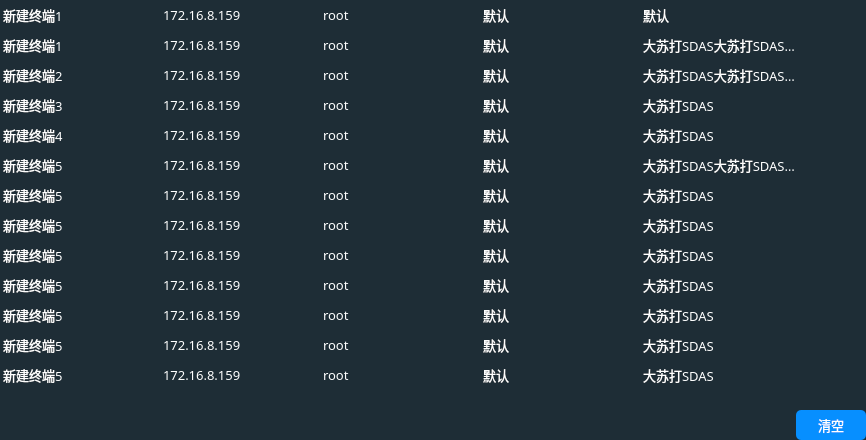
Above: historyconnectwidget.ui from HuaGouFdog/Fdog-Kit before the change. Below: the same form after it.
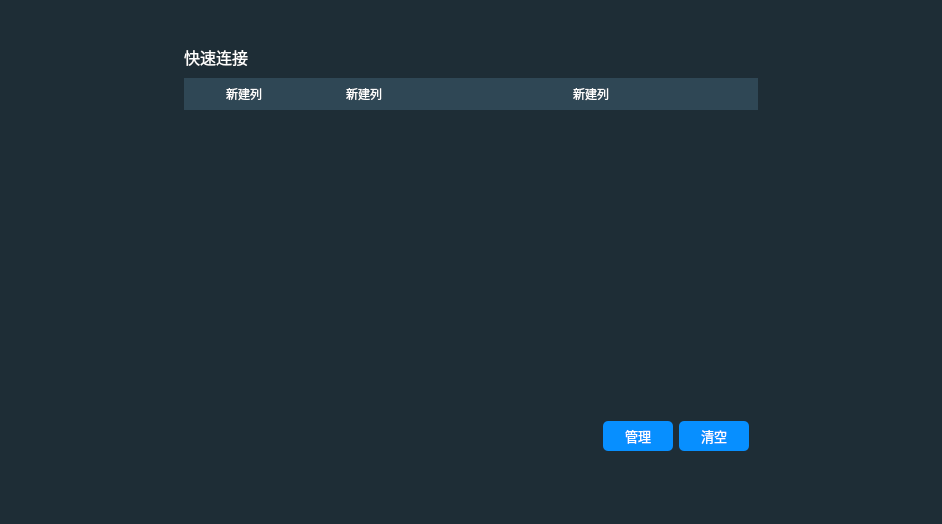
That is the form after the change.

```diff
--- a/historyconnectwidget.ui
+++ b/historyconnectwidget.ui
@@ -6,8 +6,8 @@
    <rect>
     <x>0</x>
     <y>0</y>
-    <width>866</width>
-    <height>440</height>
+    <width>942</width>
+    <height>524</height>
    </rect>
   </property>
   <property name="windowTitle">
@@ -17,42 +17,94 @@
    <string notr="true">background-color: rgb(30, 45, 54);
 color: rgb(255, 255, 255);</string>
   </property>
-  <layout class="QVBoxLayout" name="verticalLayout">
-   <property name="leftMargin">
-    <number>0</number>
-   </property>
-   <property name="topMargin">
-    <number>0</number>
-   </property>
-   <property name="rightMargin">
-    <number>0</number>
-   </property>
-   <property name="bottomMargin">
-    <number>0</number>
-   </property>
+  <layout class="QHBoxLayout" name="horizontalLayout_5" stretch="2,8,2">
+   <item>
+    <spacer name="horizontalSpacer_2">
+     <property name="orientation">
+      <enum>Qt::Horizontal</enum>
+     </property>
+     <property name="sizeHint" stdset="0">
+      <size>
+       <width>149</width>
+       <height>20</height>
+      </size>
+     </property>
+    </spacer>
+   </item>
    <item>
     <widget class="QWidget" name="widget_2" native="true">
-     <layout class="QHBoxLayout" name="horizontalLayout" stretch="20">
+     <layout class="QVBoxLayout" name="verticalLayout" stretch="1,0,30,0,3">
+      <property name="spacing">
+       <number>6</number>
+      </property>
       <property name="leftMargin">
-       <number>0</number>
+       <number>20</number>
       </property>
       <property name="topMargin">
-       <number>0</number>
+       <number>20</number>
       </property>
       <property name="rightMargin">
-       <number>0</number>
+       <number>20</number>
       </property>
       <property name="bottomMargin">
-       <number>0</number>
+       <number>20</number>
       </property>
+      <item>
+       <spacer name="verticalSpacer">
+        <property name="orientation">
+         <enum>Qt::Vertical</enum>
+        </property>
+        <property name="sizeHint" stdset="0">
+         <size>
+          <width>20</width>
+          <height>40</height>
+         </size>
+        </property>
+       </spacer>
+      </item>
+      <item>
+       <widget class="QLabel" name="label">
+        <property name="minimumSize">
+         <size>
+          <width>0</width>
+          <height>30</height>
+         </size>
+        </property>
+        <property name="font">
+         <font>
+          <family>OPPOSans B</family>
+          <pointsize>12</pointsize>
+          <stylestrategy>PreferAntialias</stylestrategy>
+         </font>
+        </property>
+        <property name="styleSheet">
+         <string notr="true"/>
+        </property>
+        <property name="text">
+         <string>快速连接</string>
+        </property>
+       </widget>
+      </item>
       <item>
        <widget class="QTableWidget" name="tableWidget_history">
+        <property name="sizePolicy">
+         <sizepolicy hsizetype="Expanding" vsizetype="Expanding">
+          <horstretch>0</horstretch>
+          <verstretch>0</verstretch>
+         </sizepolicy>
+        </property>
         <property name="minimumSize">
          <size>
           <width>0</width>
           <height>0</height>
          </size>
         </property>
+        <property name="maximumSize">
+         <size>
+          <width>16777215</width>
+          <height>16777215</height>
+         </size>
+        </property>
         <property name="font">
          <font>
           <family>OPPOSans B</family>
@@ -82,10 +134,14 @@
     border-right-width:0px; 
     border-top-width:0px; 
     border-bottom-width:0px;
-	background:qlineargradient(spread:pad,x1:0,y1:0,x2:0,y2:1,stop:0 #646464,stop:1 #525252); 
+	/*background:qlineargradient(spread:pad,x1:0,y1:0,x2:0,y2:1,stop:0 #646464,stop:1 #525252); */
+	
+	background-color: rgb(47, 71, 85);
 }
 QTableWidget{
 	border:none;
+	
+	border-color: rgb(130, 201, 255);
 	background-color: rgb(30, 45, 54);
 	color: rgb(255, 255, 255);
 }
@@ -169,19 +225,19 @@
          <bool>false</bool>
         </property>
         <attribute name="horizontalHeaderVisible">
-         <bool>false</bool>
+         <bool>true</bool>
         </attribute>
         <attribute name="horizontalHeaderCascadingSectionResizes">
          <bool>false</bool>
         </attribute>
         <attribute name="horizontalHeaderDefaultSectionSize">
-         <number>160</number>
+         <number>120</number>
         </attribute>
         <attribute name="horizontalHeaderHighlightSections">
          <bool>false</bool>
         </attribute>
         <attribute name="horizontalHeaderMinimumSectionSize">
-         <number>100</number>
+         <number>20</number>
         </attribute>
         <attribute name="horizontalHeaderShowSortIndicator" stdset="0">
          <bool>false</bool>
@@ -196,580 +252,159 @@
          <number>30</number>
         </attribute>
         <attribute name="verticalHeaderMinimumSectionSize">
-         <number>25</number>
+         <number>20</number>
         </attribute>
-        <row>
-         <property name="text">
-          <string>新建行</string>
-         </property>
-         <property name="font">
-          <font>
-           <family>OPPOSans B</family>
-           <pointsize>10</pointsize>
-           <stylestrategy>PreferAntialias</stylestrategy>
-          </font>
-         </property>
-         <property name="textAlignment">
-          <set>AlignLeading|AlignVCenter</set>
-         </property>
-        </row>
-        <row>
-         <property name="text">
-          <string>新建行</string>
-         </property>
-        </row>
-        <row>
-         <property name="text">
-          <string>新建行</string>
-         </property>
-        </row>
-        <row>
-         <property name="text">
-          <string>新建行</string>
-         </property>
-        </row>
-        <row>
-         <property name="text">
-          <string>新建行</string>
-         </property>
-        </row>
-        <row>
-         <property name="text">
-          <string>新建行</string>
-         </property>
-        </row>
-        <row>
-         <property name="text">
-          <string>新建行</string>
-         </property>
-        </row>
-        <row>
-         <property name="text">
-          <string>新建行</string>
-         </property>
-        </row>
-        <row>
-         <property name="text">
-          <string>新建行</string>
-         </property>
-        </row>
-        <row>
-         <property name="text">
-          <string>新建行</string>
-         </property>
-        </row>
-        <row>
-         <property name="text">
-          <string>新建行</string>
-         </property>
-        </row>
-        <row>
-         <property name="text">
-          <string>新建行</string>
-         </property>
-        </row>
-        <row>
-         <property name="text">
-          <string>新建行</string>
-         </property>
-        </row>
         <column>
          <property name="text">
-          <string>名称</string>
+          <string>新建列</string>
          </property>
-         <property name="font">
-          <font>
-           <family>OPPOSans B</family>
-           <pointsize>10</pointsize>
-           <stylestrategy>PreferAntialias</stylestrategy>
-          </font>
-         </property>
-         <property name="textAlignment">
-          <set>AlignLeading|AlignVCenter</set>
-         </property>
         </column>
         <column>
          <property name="text">
-          <string>主机</string>
+          <string>新建列</string>
          </property>
-         <property name="font">
-          <font>
-           <family>OPPOSans B</family>
-           <pointsize>10</pointsize>
-           <stylestrategy>PreferAntialias</stylestrategy>
-          </font>
-         </property>
-         <property name="textAlignment">
-          <set>AlignLeading|AlignVCenter</set>
-         </property>
         </column>
         <column>
          <property name="text">
-          <string>用户</string>
+          <string>新建列</string>
          </property>
-         <property name="font">
-          <font>
-           <family>OPPOSans B</family>
-           <pointsize>10</pointsize>
-           <stylestrategy>PreferAntialias</stylestrategy>
-          </font>
-         </property>
-         <property name="textAlignment">
-          <set>AlignLeading|AlignVCenter</set>
-         </property>
         </column>
-        <column>
-         <property name="text">
-          <string>分组</string>
-         </property>
-         <property name="font">
-          <font>
-           <family>OPPOSans B</family>
-           <pointsize>10</pointsize>
-           <stylestrategy>PreferAntialias</stylestrategy>
-          </font>
-         </property>
-         <property name="textAlignment">
-          <set>AlignLeading|AlignVCenter</set>
-         </property>
-        </column>
-        <column>
-         <property name="text">
-          <string>备注</string>
-         </property>
-         <property name="font">
-          <font>
-           <family>OPPOSans B</family>
-           <pointsize>10</pointsize>
-           <stylestrategy>PreferAntialias</stylestrategy>
-          </font>
-         </property>
-         <property name="textAlignment">
-          <set>AlignLeading|AlignVCenter</set>
-         </property>
-        </column>
-        <column>
-         <property name="text">
-          <string>操作</string>
-         </property>
-         <property name="font">
-          <font>
-           <family>OPPOSans B</family>
-           <pointsize>10</pointsize>
-           <stylestrategy>PreferAntialias</stylestrategy>
-          </font>
-         </property>
-         <property name="textAlignment">
-          <set>AlignLeading|AlignVCenter</set>
-         </property>
-        </column>
-        <item row="0" column="0">
-         <property name="text">
-          <string>新建终端1</string>
-         </property>
-        </item>
-        <item row="0" column="1">
-         <property name="text">
-          <string>172.16.8.159</string>
-         </property>
-        </item>
-        <item row="0" column="2">
-         <property name="text">
-          <string>root</string>
-         </property>
-        </item>
-        <item row="0" column="3">
-         <property name="text">
-          <string>默认</string>
-         </property>
-        </item>
-        <item row="0" column="4">
-         <property name="text">
-          <string>默认</string>
-         </property>
-        </item>
-        <item row="1" column="0">
-         <property name="text">
-          <string>新建终端1</string>
-         </property>
-        </item>
-        <item row="1" column="1">
-         <property name="text">
-          <string>172.16.8.159</string>
-         </property>
-        </item>
-        <item row="1" column="2">
-         <property name="text">
-          <string>root</string>
-         </property>
-        </item>
-        <item row="1" column="3">
-         <property name="text">
-          <string>默认</string>
-         </property>
-        </item>
-        <item row="1" column="4">
-         <property name="text">
-          <string>大苏打SDAS大苏打SDAS大苏打SDAS大苏打SDAS大苏打SDAS</string>
-         </property>
-        </item>
-        <item row="2" column="0">
-         <property name="text">
-          <string>新建终端2</string>
-         </property>
-        </item>
-        <item row="2" column="1">
-         <property name="text">
-          <string>172.16.8.159</string>
-         </property>
-        </item>
-        <item row="2" column="2">
-         <property name="text">
-          <string>root</string>
-         </property>
-        </item>
-        <item row="2" column="3">
-         <property name="text">
-          <string>默认</string>
-         </property>
-        </item>
-        <item row="2" column="4">
-         <property name="text">
-          <string>大苏打SDAS大苏打SDAS大苏打SDAS大苏打SDAS</string>
-         </property>
-        </item>
-        <item row="3" column="0">
-         <property name="text">
-          <string>新建终端3</string>
-         </property>
-        </item>
-        <item row="3" column="1">
-         <property name="text">
-          <string>172.16.8.159</string>
-         </property>
-        </item>
-        <item row="3" column="2">
-         <property name="text">
-          <string>root</string>
-         </property>
-        </item>
-        <item row="3" column="3">
-         <property name="text">
-          <string>默认</string>
-         </property>
-        </item>
-        <item row="3" column="4">
-         <property name="text">
-          <string>大苏打SDAS</string>
-         </property>
-        </item>
-        <item row="4" column="0">
-         <property name="text">
-          <string>新建终端4</string>
-         </property>
-        </item>
-        <item row="4" column="1">
-         <property name="text">
-          <string>172.16.8.159</string>
-         </property>
-        </item>
-        <item row="4" column="2">
-         <property name="text">
-          <string>root</string>
-         </property>
-        </item>
-        <item row="4" column="3">
-         <property name="text">
-          <string>默认</string>
-         </property>
-        </item>
-        <item row="4" column="4">
-         <property name="text">
-          <string>大苏打SDAS</string>
-         </property>
-        </item>
-        <item row="5" column="0">
-         <property name="text">
-          <string>新建终端5</string>
-         </property>
-        </item>
-        <item row="5" column="1">
-         <property name="text">
-          <string>172.16.8.159</string>
-         </property>
-        </item>
-        <item row="5" column="2">
-         <property name="text">
-          <string>root</string>
-         </property>
-         <property name="textAlignment">
-          <set>AlignLeading|AlignVCenter</set>
-         </property>
-        </item>
-        <item row="5" column="3">
-         <property name="text">
-          <string>默认</string>
-         </property>
-        </item>
-        <item row="5" column="4">
-         <property name="text">
-          <string>大苏打SDAS大苏打SDAS大苏打SDAS大苏打SDAS</string>
-         </property>
-        </item>
-        <item row="6" column="0">
-         <property name="text">
-          <string>新建终端5</string>
-         </property>
-        </item>
-        <item row="6" column="1">
-         <property name="text">
-          <string>172.16.8.159</string>
-         </property>
-        </item>
-        <item row="6" column="2">
-         <property name="text">
-          <string>root</string>
-         </property>
-        </item>
-        <item row="6" column="3">
-         <property name="text">
-          <string>默认</string>
-         </property>
-        </item>
-        <item row="6" column="4">
-         <property name="text">
-          <string>大苏打SDAS</string>
-         </property>
-        </item>
-        <item row="7" column="0">
-         <property name="text">
-          <string>新建终端5</string>
-         </property>
-        </item>
-        <item row="7" column="1">
-         <property name="text">
-          <string>172.16.8.159</string>
-         </property>
-        </item>
-        <item row="7" column="2">
-         <property name="text">
-          <string>root</string>
-         </property>
-        </item>
-        <item row="7" column="3">
-         <property name="text">
-          <string>默认</string>
-         </property>
-        </item>
-        <item row="7" column="4">
-         <property name="text">
-          <string>大苏打SDAS</string>
-         </property>
-        </item>
-        <item row="8" column="0">
-         <property name="text">
-          <string>新建终端5</string>
-         </property>
-        </item>
-        <item row="8" column="1">
-         <property name="text">
-          <string>172.16.8.159</string>
-         </property>
-        </item>
-        <item row="8" column="2">
-         <property name="text">
-          <string>root</string>
-         </property>
-        </item>
-        <item row="8" column="3">
-         <property name="text">
-          <string>默认</string>
-         </property>
-        </item>
-        <item row="8" column="4">
-         <property name="text">
-          <string>大苏打SDAS</string>
-         </property>
-        </item>
-        <item row="9" column="0">
-         <property name="text">
-          <string>新建终端5</string>
-         </property>
-        </item>
-        <item row="9" column="1">
-         <property name="text">
-          <string>172.16.8.159</string>
-         </property>
-        </item>
-        <item row="9" column="2">
-         <property name="text">
-          <string>root</string>
-         </property>
-        </item>
-        <item row="9" column="3">
-         <property name="text">
-          <string>默认</string>
-         </property>
-        </item>
-        <item row="9" column="4">
-         <property name="text">
-          <string>大苏打SDAS</string>
-         </property>
-        </item>
-        <item row="10" column="0">
-         <property name="text">
-          <string>新建终端5</string>
-         </property>
-        </item>
-        <item row="10" column="1">
-         <property name="text">
-          <string>172.16.8.159</string>
-         </property>
-        </item>
-        <item row="10" column="2">
-         <property name="text">
-          <string>root</string>
-         </property>
-        </item>
-        <item row="10" column="3">
-         <property name="text">
-          <string>默认</string>
-         </property>
-        </item>
-        <item row="10" column="4">
-         <property name="text">
-          <string>大苏打SDAS</string>
-         </property>
-        </item>
-        <item row="11" column="0">
-         <property name="text">
-          <string>新建终端5</string>
-         </property>
-        </item>
-        <item row="11" column="1">
-         <property name="text">
-          <string>172.16.8.159</string>
-         </property>
-        </item>
-        <item row="11" column="2">
-         <property name="text">
-          <string>root</string>
-         </property>
-        </item>
-        <item row="11" column="3">
-         <property name="text">
-          <string>默认</string>
-         </property>
-        </item>
-        <item row="11" column="4">
-         <property name="text">
-          <string>大苏打SDAS</string>
-         </property>
-        </item>
-        <item row="12" column="0">
-         <property name="text">
-          <string>新建终端5</string>
-         </property>
-        </item>
-        <item row="12" column="1">
-         <property name="text">
-          <string>172.16.8.159</string>
-         </property>
-        </item>
-        <item row="12" column="2">
-         <property name="text">
-          <string>root</string>
-         </property>
-        </item>
-        <item row="12" column="3">
-         <property name="text">
-          <string>默认</string>
-         </property>
-        </item>
-        <item row="12" column="4">
-         <property name="text">
-          <string>大苏打SDAS</string>
-         </property>
-        </item>
        </widget>
       </item>
-     </layout>
-    </widget>
-   </item>
-   <item>
-    <widget class="QWidget" name="horizontalWidget" native="true">
-     <layout class="QHBoxLayout" name="horizontalLayout_2">
-      <property name="leftMargin">
-       <number>0</number>
-      </property>
-      <property name="topMargin">
-       <number>0</number>
-      </property>
-      <property name="rightMargin">
-       <number>0</number>
-      </property>
-      <property name="bottomMargin">
-       <number>0</number>
-      </property>
       <item>
-       <spacer name="horizontalSpacer">
+       <widget class="QWidget" name="widget" native="true">
+        <layout class="QHBoxLayout" name="horizontalLayout">
+         <item>
+          <spacer name="horizontalSpacer_3">
+           <property name="orientation">
+            <enum>Qt::Horizontal</enum>
+           </property>
+           <property name="sizeHint" stdset="0">
+            <size>
+             <width>395</width>
+             <height>10</height>
+            </size>
+           </property>
+          </spacer>
+         </item>
+         <item>
+          <widget class="QToolButton" name="toolButton_clear_3">
+           <property name="minimumSize">
+            <size>
+             <width>70</width>
+             <height>30</height>
+            </size>
+           </property>
+           <property name="maximumSize">
+            <size>
+             <width>70</width>
+             <height>30</height>
+            </size>
+           </property>
+           <property name="font">
+            <font>
+             <family>OPPOSans B</family>
+             <pointsize>10</pointsize>
+             <stylestrategy>PreferAntialias</stylestrategy>
+            </font>
+           </property>
+           <property name="styleSheet">
+            <string notr="true">QToolButton {
+	color: rgb(255, 255, 255);
+	background-color: rgb(7, 143, 255);
+	border-radius: 5px;
+}
+
+QToolButton::menu-indicator { 
+	image: None;
+}
+
+ 
+QToolButton:hover {
+	color: rgb(255, 255, 255);
+	background-color: rgb(7, 143, 255);
+}</string>
+           </property>
+           <property name="text">
+            <string>管理</string>
+           </property>
+          </widget>
+         </item>
+         <item>
+          <widget class="QToolButton" name="toolButton_clear">
+           <property name="minimumSize">
+            <size>
+             <width>70</width>
+             <height>30</height>
+            </size>
+           </property>
+           <property name="maximumSize">
+            <size>
+             <width>70</width>
+             <height>30</height>
+            </size>
+           </property>
+           <property name="font">
+            <font>
+             <family>OPPOSans B</family>
+             <pointsize>10</pointsize>
+             <stylestrategy>PreferAntialias</stylestrategy>
+            </font>
+           </property>
+           <property name="styleSheet">
+            <string notr="true">QToolButton {
+	color: rgb(255, 255, 255);
+	background-color: rgb(7, 143, 255);
+	border-radius: 5px;
+}
+
+QToolButton::menu-indicator { 
+	image: None;
+}
+
+ 
+QToolButton:hover {
+	color: rgb(255, 255, 255);
+	background-color: rgb(7, 143, 255);
+}</string>
+           </property>
+           <property name="text">
+            <string>清空</string>
+           </property>
+          </widget>
+         </item>
+        </layout>
+       </widget>
+      </item>
+      <item>
+       <spacer name="verticalSpacer_2">
         <property name="orientation">
-         <enum>Qt::Horizontal</enum>
+         <enum>Qt::Vertical</enum>
         </property>
         <property name="sizeHint" stdset="0">
          <size>
-          <width>40</width>
-          <height>20</height>
+          <width>20</width>
+          <height>40</height>
          </size>
         </property>
        </spacer>
       </item>
-      <item>
-       <widget class="QToolButton" name="toolButton_clear">
-        <property name="minimumSize">
-         <size>
-          <width>70</width>
-          <height>30</height>
-         </size>
-        </property>
-        <property name="maximumSize">
-         <size>
-          <width>70</width>
-          <height>30</height>
-         </size>
-        </property>
-        <property name="font">
-         <font>
-          <family>OPPOSans B</family>
-          <pointsize>10</pointsize>
-          <stylestrategy>PreferAntialias</stylestrategy>
-         </font>
-        </property>
-        <property name="styleSheet">
-         <string notr="true">QToolButton {
-	color: rgb(255, 255, 255);
-	background-color: rgb(7, 143, 255);
-	border-radius: 5px;
-}
-
-QToolButton::menu-indicator { 
-	image: None;
-}
-
- 
-QToolButton:hover {
-	color: rgb(255, 255, 255);
-	background-color: rgb(7, 143, 255);
-}</string>
-        </property>
-        <property name="text">
-         <string>清空</string>
-        </property>
-       </widget>
-      </item>
      </layout>
     </widget>
    </item>
+   <item>
+    <spacer name="horizontalSpacer_8">
+     <property name="orientation">
+      <enum>Qt::Horizontal</enum>
+     </property>
+     <property name="sizeHint" stdset="0">
+      <size>
+       <width>149</width>
+       <height>20</height>
+      </size>
+     </property>
+    </spacer>
+   </item>
   </layout>
  </widget>
  <resources/>
```
